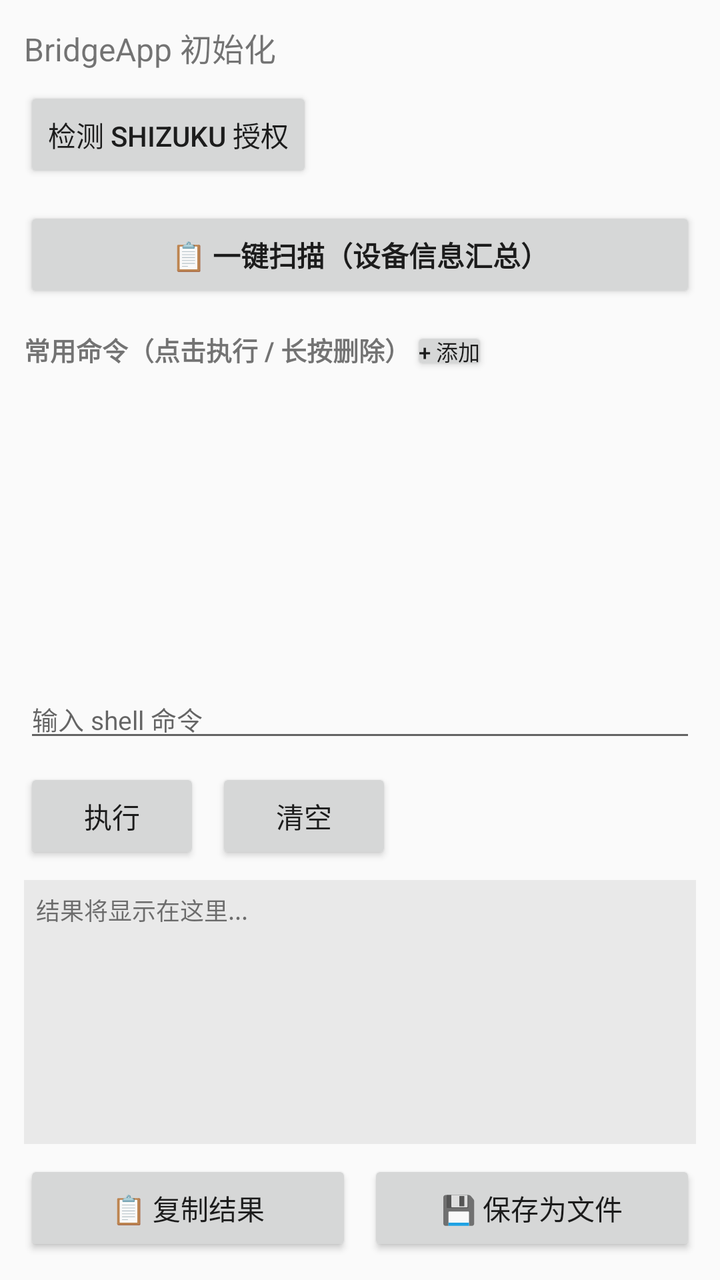
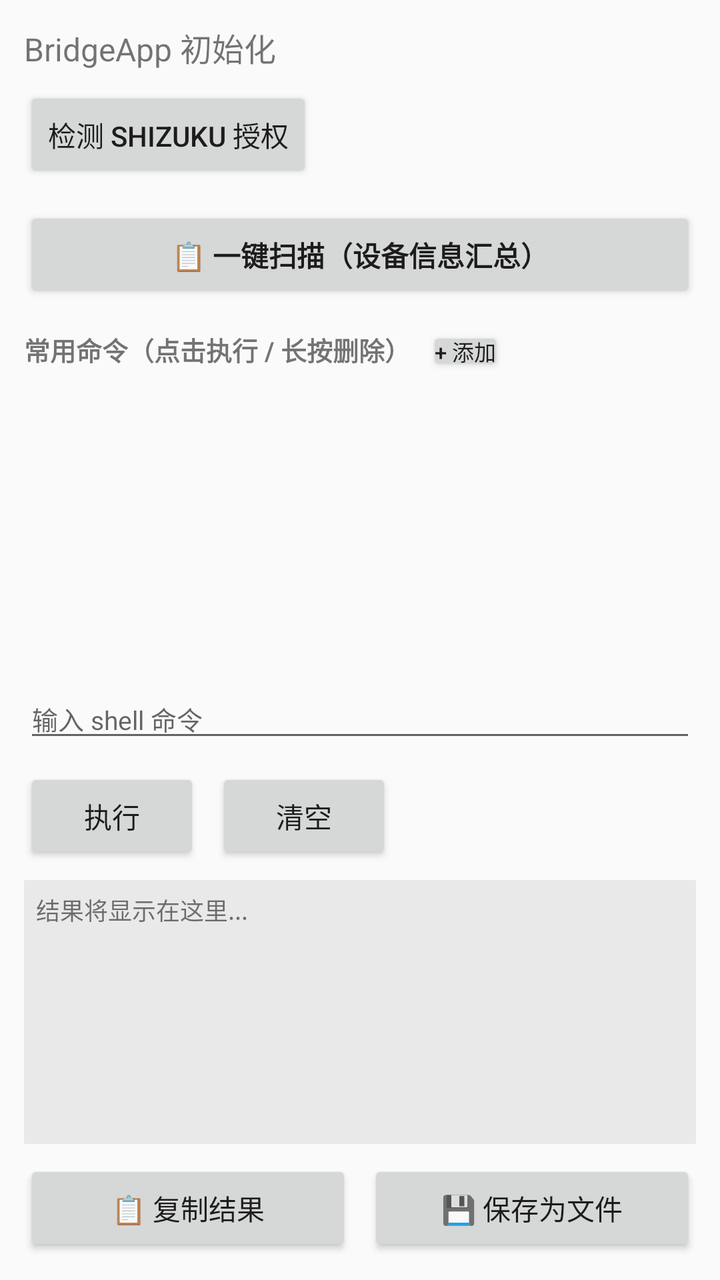

Screens rendered from an Android XML layout before and after an edit, with the pre-edit source and the edit as a unified diff.
<!-- AndroidManifest.xml: application theme Theme.AppCompat.DayNight.DarkActionBar -->
<!-- res/layout/activity_main.xml -->
<?xml version="1.0" encoding="utf-8"?>
<LinearLayout xmlns:android="http://schemas.android.com/apk/res/android"
    android:layout_width="match_parent"
    android:layout_height="match_parent"
    android:orientation="vertical"
    android:padding="12dp">

    <TextView
        android:id="@+id/status_text"
        android:layout_width="wrap_content"
        android:layout_height="wrap_content"
        android:text="BridgeApp 初始化"
        android:textSize="16sp"
        android:layout_marginBottom="8dp"/>

    <Button
        android:id="@+id/test_btn"
        android:layout_width="wrap_content"
        android:layout_height="wrap_content"
        android:text="检测 SHIZUKU 授权"
        android:layout_marginBottom="12dp"/>

    <Button
        android:id="@+id/scan_btn"
        android:layout_width="match_parent"
        android:layout_height="wrap_content"
        android:text="📋 一键扫描（设备信息汇总）"
        android:textStyle="bold"
        android:layout_marginBottom="12dp"/>

    <LinearLayout
        android:layout_width="match_parent"
        android:layout_height="wrap_content"
        android:orientation="horizontal"
        android:layout_marginBottom="4dp">
        <TextView
            android:layout_width="wrap_content"
            android:layout_height="wrap_content"
            android:text="常用命令（点击执行 / 长按删除）"
            android:textStyle="bold"
            android:textSize="13sp"/>
        <Button
            android:id="@+id/add_cmd_btn"
            android:layout_width="wrap_content"
            android:layout_height="wrap_content"
            android:text="+ 添加"
            android:textSize="11sp"
            android:layout_marginStart="auto"
            android:minWidth="0dp"
            android:minHeight="0dp"
            android:padding="4dp"/>
    </LinearLayout>

    <ListView
        android:id="@+id/quick_list"
        android:layout_width="match_parent"
        android:layout_height="140dp"
        android:layout_marginBottom="8dp"/>

    <EditText
        android:id="@+id/cmd_input"
        android:layout_width="match_parent"
        android:layout_height="wrap_content"
        android:hint="输入 shell 命令"
        android:textSize="13sp"
        android:layout_marginBottom="8dp"/>

    <LinearLayout
        android:layout_width="match_parent"
        android:layout_height="wrap_content"
        android:orientation="horizontal"
        android:layout_marginBottom="8dp">
        <Button
            android:id="@+id/exec_btn"
            android:layout_width="wrap_content"
            android:layout_height="wrap_content"
            android:text="执行"/>
        <Button
            android:id="@+id/clear_btn"
            android:layout_width="wrap_content"
            android:layout_height="wrap_content"
            android:text="清空"
            android:layout_marginStart="8dp"/>
    </LinearLayout>

    <ScrollView
        android:layout_width="match_parent"
        android:layout_height="0dp"
        android:layout_weight="1"
        android:background="#11000000"
        android:padding="6dp"
        android:layout_marginBottom="8dp">
        <TextView
            android:id="@+id/result_text"
            android:layout_width="match_parent"
            android:layout_height="wrap_content"
            android:text="结果将显示在这里..."
            android:textSize="12sp"
            android:typeface="monospace"
            android:textIsSelectable="true"/>
    </ScrollView>

    <LinearLayout
        android:layout_width="match_parent"
        android:layout_height="wrap_content"
        android:orientation="horizontal">
        <Button
            android:id="@+id/copy_btn"
            android:layout_width="0dp"
            android:layout_height="wrap_content"
            android:layout_weight="1"
            android:text="📋 复制结果"/>
        <Button
            android:id="@+id/save_btn"
            android:layout_width="0dp"
            android:layout_height="wrap_content"
            android:layout_weight="1"
            android:text="💾 保存为文件"
            android:layout_marginStart="8dp"/>
    </LinearLayout>
</LinearLayout>
<!-- resources referenced by this layout -->
<resources>

</resources>

<!-- the commit's change to res/layout/activity_main.xml (unified diff, before → after) -->
@@ -45,7 +45,7 @@
             android:layout_height="wrap_content"
             android:text="+ 添加"
             android:textSize="11sp"
-            android:layout_marginStart="auto"
+            android:layout_marginStart="8dp"
             android:minWidth="0dp"
             android:minHeight="0dp"
             android:padding="4dp"/>
